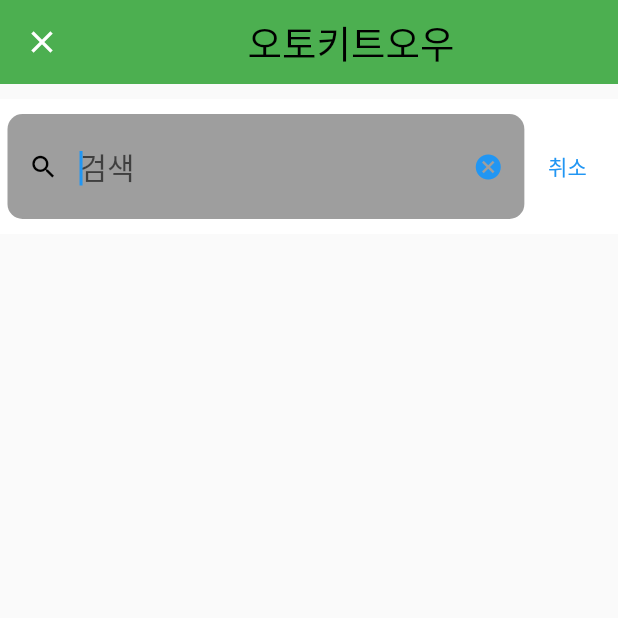
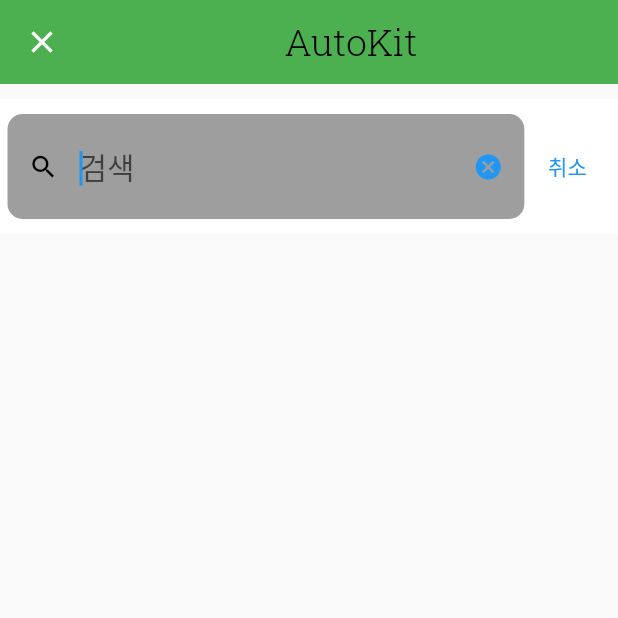
Before and after one commit to CWT1999/food_management_new, a Flutter app: the screen it shows once a user with an empty profile is signed in, after a tap on the "add" icon, on a phone screen of 412 x 824 dp, the top half of it. Run offline on Flutter 3.47's test engine with Material 2 defaults, Android fonts, the phone set to English and light mode, and no system bars; our stand-ins replace firebase_auth, firebase_core; accounts and stored records are empty.

Commit message:
commit123

```diff
--- a/lib/screens/main_food_menu.dart
+++ b/lib/screens/main_food_menu.dart
@@ -41,7 +41,7 @@
               title: Column(
                 children: [
                   Text(
-                    "오토키트오우",
+                    "AutoKit",
                     style: TextStyle(color: Colors.black, fontFamily: 'RobotoSlab', fontSize: 25, ),
                   ),
                   Align(
--- a/lib/screens/main_home.dart
+++ b/lib/screens/main_home.dart
@@ -61,6 +61,7 @@
             child: Row(
               mainAxisAlignment: MainAxisAlignment.spaceBetween,
               children: [
+                SizedBox(),
                 Text("아침 식단"),
                 Container(
                   child: Text("순두부찌개"),
```
